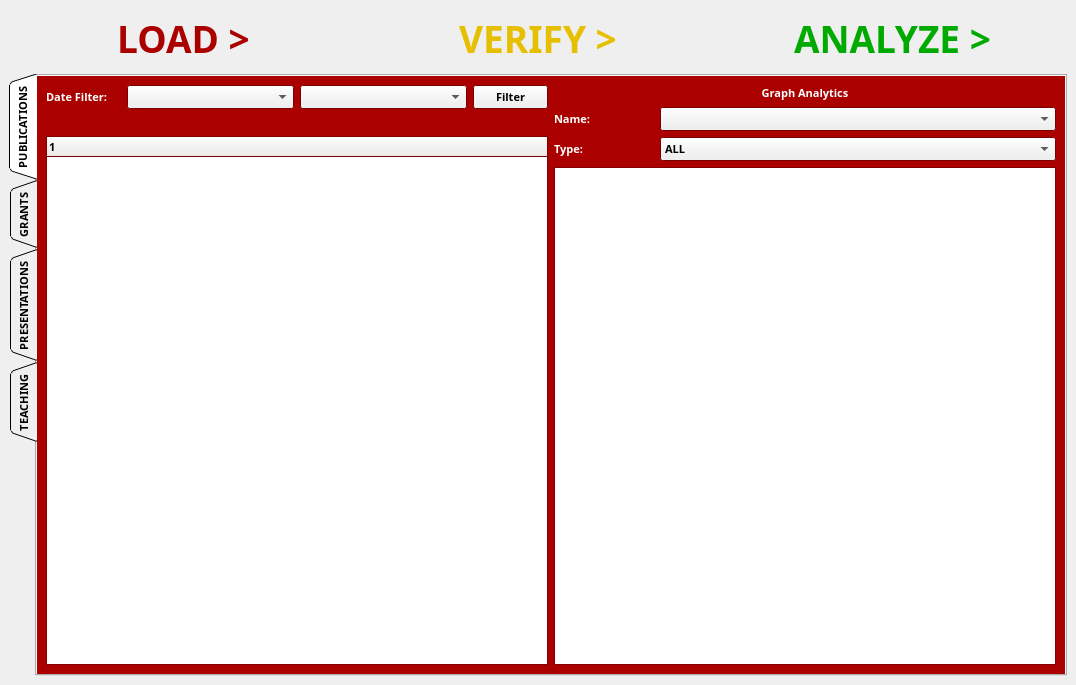
Before: the Qt Designer form Project Code/AppleProject/View/analyze_csv.ui in JRWu/DataAggregation, drawn with Qt 5.
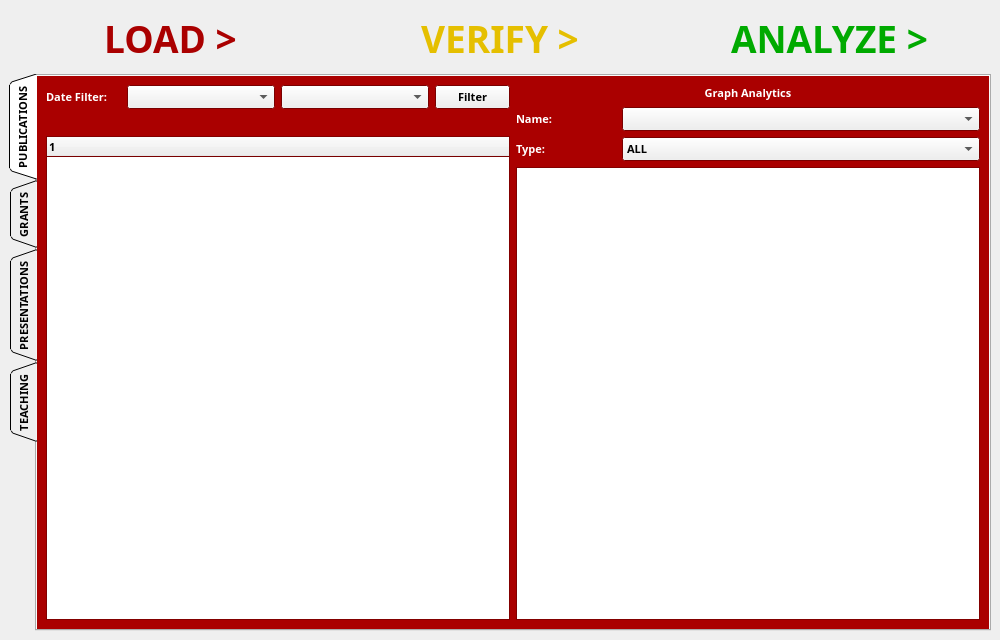
After: the same form once the commit is applied.

Patch:
```diff
--- a/Project Code/AppleProject/View/analyze_csv.ui
+++ b/Project Code/AppleProject/View/analyze_csv.ui
@@ -6,8 +6,8 @@
    <rect>
     <x>0</x>
     <y>0</y>
-    <width>1076</width>
-    <height>685</height>
+    <width>1000</width>
+    <height>640</height>
    </rect>
   </property>
   <property name="minimumSize">
```
